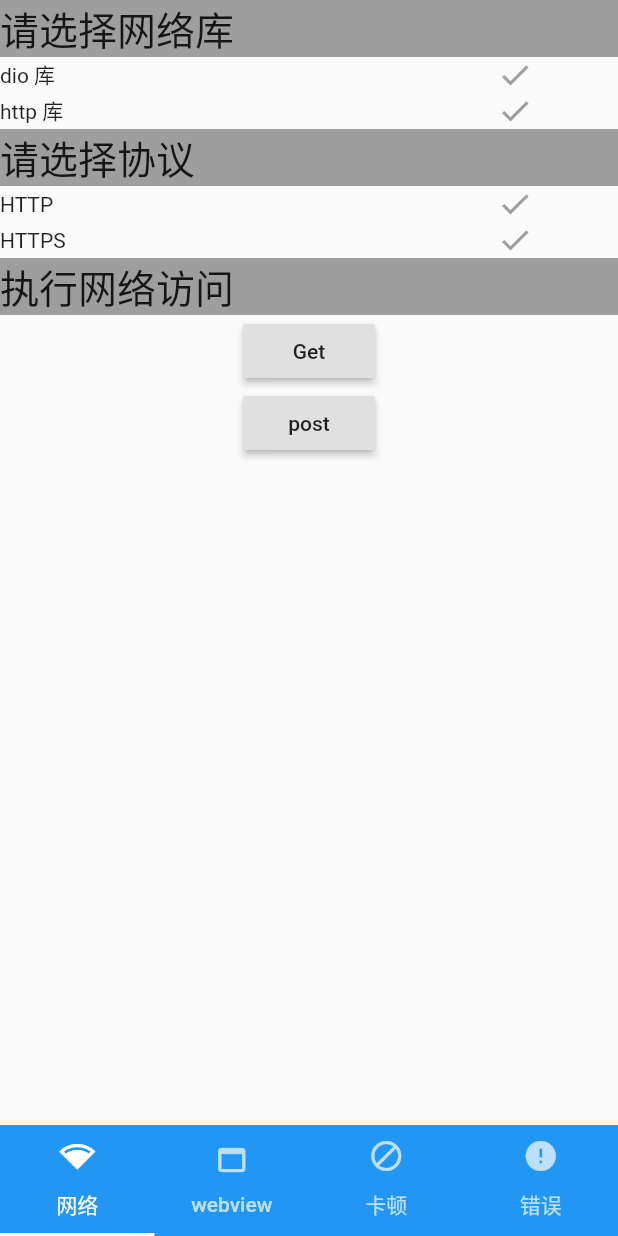
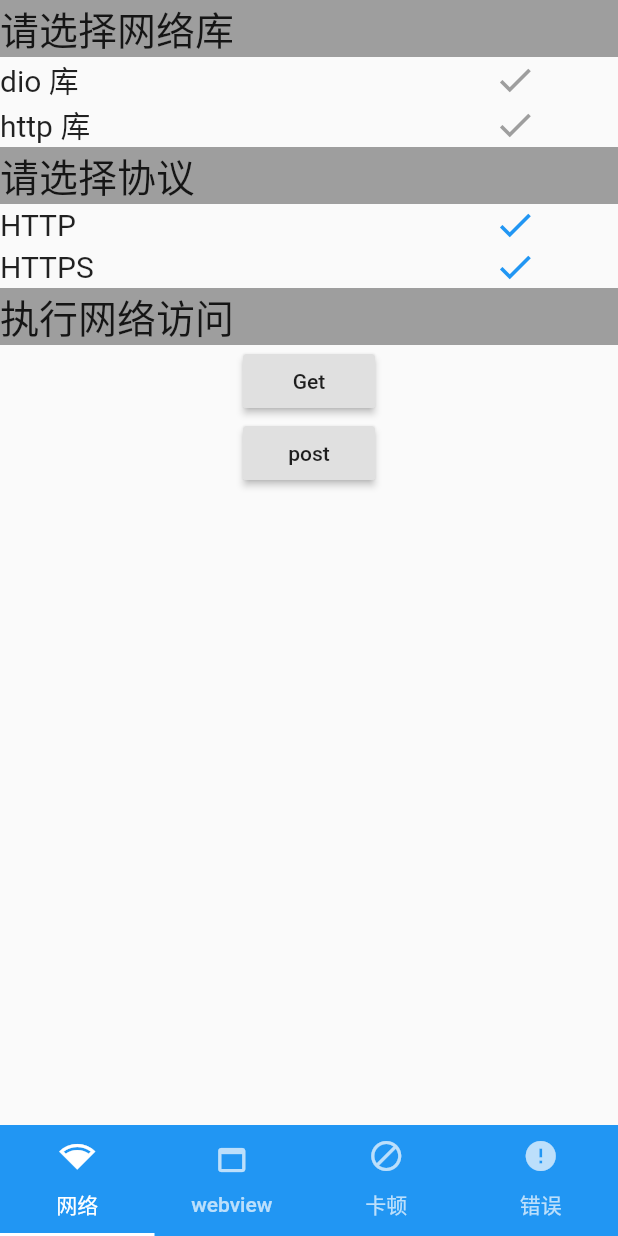
Before and after one commit to karp-hope/flutter-ty-demo, a Flutter app: the screen it shows after launch, on a phone screen of 412 x 824 dp. Run offline on Flutter 3.47's test engine with Material 2 defaults, Android fonts, the phone set to English and light mode, and no system bars; our stand-ins replace dio, webview_flutter.

Commit message:
添加相关的各种内容的处理的逻辑

```diff
--- a/lib/tabs/network.dart
+++ b/lib/tabs/network.dart
@@ -17,19 +17,35 @@ enum LibType{
 
 class NetworkState extends State<Network>{
 
-  LibType selectLib;
+  LibType _selectLib;
 
-  Widget createSelectItem(String libName){
+  _setIconColor(LibType selectlib){
+    if(_selectLib != selectlib){
+      return Colors.grey;
+    }else{
+      return Colors.blue;
+    }
+  }
+
+  Widget createSelectItem(String libName, {LibType selectlib}){
     return new Row(
       mainAxisAlignment: MainAxisAlignment.spaceEvenly,
       children: <Widget>[
         Expanded(
           flex: 2,
-          child : new Text(libName),
+          child : new Text(libName, style: TextStyle(fontSize: 20),),
         ),
         Expanded(
-            flex: 1,
-            child : new Icon(Icons.check, color: Colors.grey,)
+          flex: 1,
+          child: new GestureDetector(
+            child: new Icon(Icons.check, color: _setIconColor(selectlib), size: 28,),
+            onTap: () {
+              setState(() {
+                _selectLib = selectlib;
+              });
+
+            },
+          ),
         ),
       ],
     );
@@ -84,14 +100,13 @@ class NetworkState extends State<Network>{
   Widget build(BuildContext context) {
     return new Scaffold(
       body: new Container(
-//        child: SafeArea(
           child: new Column(
 //          text从左还是右开始显示
             textDirection: TextDirection.ltr,
             children: <Widget>[
               createTag('请选择网络库'),
-              createSelectItem('dio 库'),
-              createSelectItem('http 库'),
+              createSelectItem('dio 库', selectlib: LibType.dioLib),
+              createSelectItem('http 库', selectlib: LibType.httpLib),
               createTag('请选择协议'),
               createSelectItem('HTTP'),
               createSelectItem('HTTPS'),
@@ -102,7 +117,6 @@ class NetworkState extends State<Network>{
 
           ),
         )
-//      ),
     );
   }
 }
```
Also changed, not shown: 3 other files.
